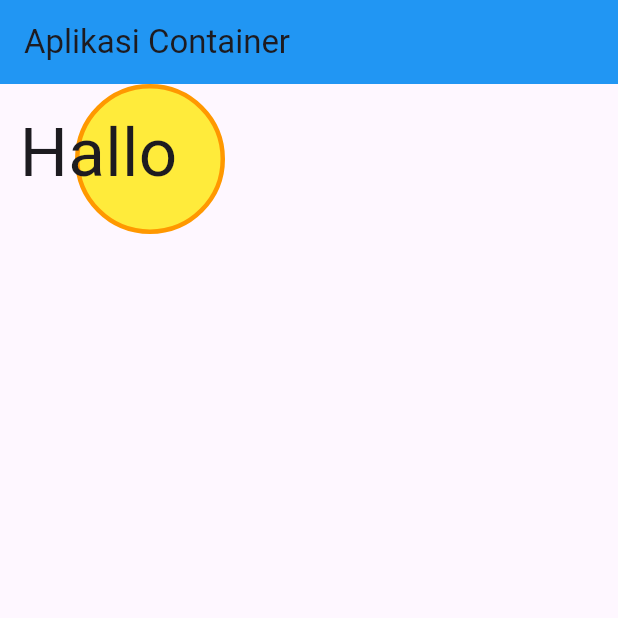
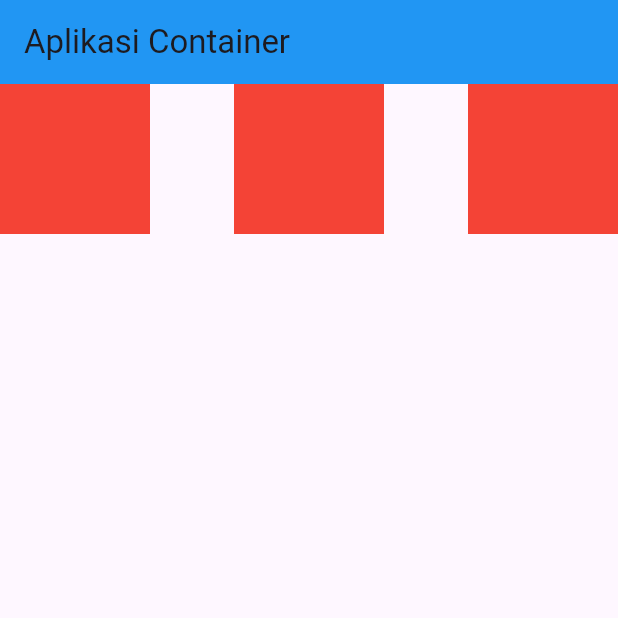
Before and after one commit to zumaku/flutter_journery, a Flutter app: the screen it shows after launch, on a phone screen of 412 x 824 dp, the top half of it. Run offline on Flutter 3.47's test engine with Material 3 defaults, Android fonts, the light colour scheme and no system bars.

Commit message:
Row Widget

```diff
--- a/lib/main.dart
+++ b/lib/main.dart
@@ -15,30 +15,59 @@ class MyApp extends StatelessWidget {
           title: Text("Aplikasi Container"),
           backgroundColor: Colors.blue,
         ),
-        body: Container(
-          width: 200,
-          height: 100,
-          // padding: EdgeInsets.fromLTRB(10, 20, 30, 40),
-          padding: EdgeInsets.all(10),
-          // color: Colors.blue,
 
-          // Decoration
-          decoration: BoxDecoration(
-            color: Colors.yellow,
-            shape: BoxShape.circle,
-            border: Border.all(color: Colors.orange, width: 3)
+        body: Row(
+          // Flex Box
+          mainAxisAlignment: MainAxisAlignment.spaceBetween,
 
-          ),
+          children: <Widget>[
+            Container(
+              width: 100,
+              height: 100,
+              color: Colors.red,
+            ),
+            Container(
+              width: 100,
+              height: 100,
+              color: Colors.red,
+            ),
+            Container(
+              width: 100,
+              height: 100,
+              color: Colors.red,
+            ),
+          ],
+        ),
 
 
-          child: Text(
-            "Hallo",
-            style: TextStyle(
-              fontSize: 45,
 
-            ),
-          )
-        ),
+
+
+
+        // body: Container(
+        //   width: 200,
+        //   height: 100,
+        //   // padding: EdgeInsets.fromLTRB(10, 20, 30, 40),
+        //   padding: EdgeInsets.all(10),
+        //   // color: Colors.blue,
+
+        //   // Decoration
+        //   decoration: BoxDecoration(
+        //     color: Colors.yellow,
+        //     shape: BoxShape.circle,
+        //     border: Border.all(color: Colors.orange, width: 3)
+
+        //   ),
+
+
+        //   child: Text(
+        //     "Hallo",
+        //     style: TextStyle(
+        //       fontSize: 45,
+
+        //     ),
+        //   )
+        // ),
       ),
     );
   }
```
